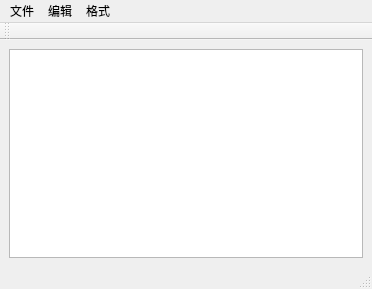
yexingyu1203/qt_action, file mainwindow.ui: the form before one commit.
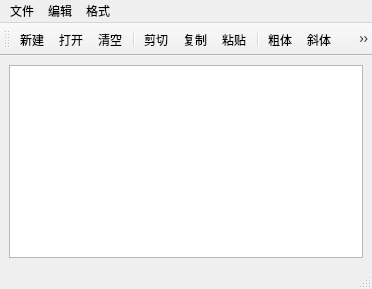
The form after the commit. Icons and pictures are not drawn.

Patch:
```diff
--- a/mainwindow.ui
+++ b/mainwindow.ui
@@ -72,6 +72,18 @@
    <attribute name="toolBarBreak">
     <bool>false</bool>
    </attribute>
+   <addaction name="actNew"/>
+   <addaction name="actOpen"/>
+   <addaction name="actClear"/>
+   <addaction name="separator"/>
+   <addaction name="actCut"/>
+   <addaction name="actCopy"/>
+   <addaction name="actPaste"/>
+   <addaction name="separator"/>
+   <addaction name="actFontBold"/>
+   <addaction name="actFontItalic"/>
+   <addaction name="actFontUnder"/>
+   <addaction name="separator"/>
   </widget>
   <action name="actCut">
    <property name="icon">
```
Left out of the diff: 32 changed lines with no effect on the pictures.
